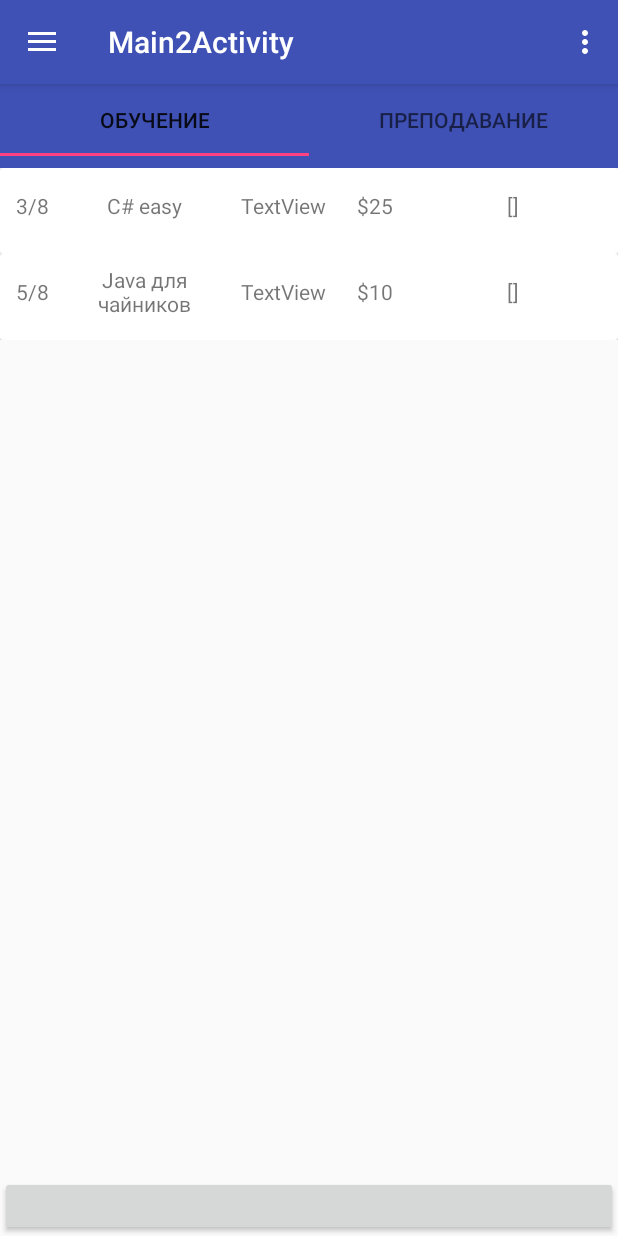
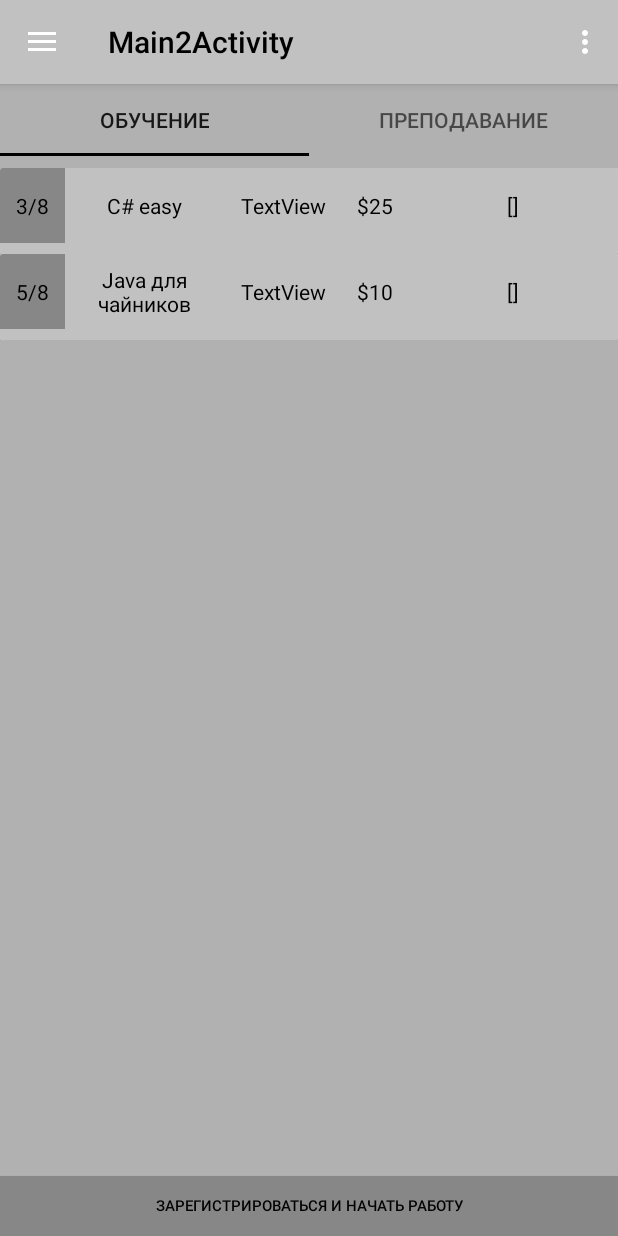
Before and after one commit to LeagueOfDevelopers/EduHub, an Android app: the screen it shows after launch (Main2Activity), on a phone screen of 412 x 824 dp. Run offline under Robolectric (Android 15) with nearby library versions, the phone set to English and light mode, and no system bars.

Commit message:
make main Activity and some menu

```diff
--- a/Android/EduHub/app/src/main/java/com/example/user/eduhub/Fragments/TeacherFragment.java
+++ b/Android/EduHub/app/src/main/java/com/example/user/eduhub/Fragments/TeacherFragment.java
@@ -8,6 +8,7 @@ import android.view.LayoutInflater;
 import android.view.View;
 import android.view.ViewGroup;
 import android.widget.ArrayAdapter;
+import android.widget.Button;
 
 import com.example.user.eduhub.Adapters.GroupAdapter;
 import com.example.user.eduhub.Classes.Group;
@@ -26,6 +27,9 @@ public class TeacherFragment extends android.support.v4.app.Fragment {
     public View onCreateView(LayoutInflater inflater, ViewGroup container,
                              Bundle savedInstanceState) {
         View v = inflater.inflate(R.layout.fragment_for_users_and_teachers, null);
+        Button btn=v.findViewById(R.id.btn);
+        btn.setText("ЗАРЕГИСТРИРОВАТЬСЯ И НАЧАТЬ ПРЕПОДАВАТЬ");
+        btn.setTextSize(10);
         recyclerView=v.findViewById(R.id.recycler);
         recyclerView.setHasFixedSize(true);
         LinearLayoutManager llm = new LinearLayoutManager(getActivity().getApplicationContext());
@@ -34,6 +38,7 @@ public class TeacherFragment extends android.support.v4.app.Fragment {
         recyclerView.setAdapter(adapter);
         return v;
     }
+
     public void setGroups(ArrayList<Group> groups){
         this.groups=groups;
     }
--- a/Android/EduHub/app/src/main/java/com/example/user/eduhub/Fragments/UserFragment.java
+++ b/Android/EduHub/app/src/main/java/com/example/user/eduhub/Fragments/UserFragment.java
@@ -7,6 +7,7 @@ import android.support.v7.widget.RecyclerView;
 import android.view.LayoutInflater;
 import android.view.View;
 import android.view.ViewGroup;
+import android.widget.Button;
 
 import com.example.user.eduhub.Adapters.GroupAdapter;
 import com.example.user.eduhub.Classes.Group;
@@ -26,15 +27,20 @@ public class UserFragment extends android.support.v4.app.Fragment {
     public View onCreateView(LayoutInflater inflater, ViewGroup container,
                              Bundle savedInstanceState) {
         View v = inflater.inflate(R.layout.fragment_for_users_and_teachers, null);
+        Button btn=v.findViewById(R.id.btn);
+        btn.setText("ЗАРЕГИСТРИРОВАТЬСЯ И НАЧАТЬ РАБОТУ");
+        btn.setTextSize(10);
         recyclerView=v.findViewById(R.id.recycler);
         recyclerView.setHasFixedSize(true);
         LinearLayoutManager llm = new LinearLayoutManager(getActivity().getApplicationContext());
         recyclerView.setLayoutManager(llm);
         GroupAdapter adapter=new GroupAdapter(groups);
         recyclerView.setAdapter(adapter);
+
         return v;
 
     }
+
     public void setGroups(ArrayList<Group> groups){
         this.groups=groups;
     }
--- a/Android/EduHub/app/src/main/java/com/example/user/eduhub/Main2Activity.java
+++ b/Android/EduHub/app/src/main/java/com/example/user/eduhub/Main2Activity.java
@@ -17,6 +17,7 @@ import android.support.v7.app.AppCompatActivity;
 import android.support.v7.widget.Toolbar;
 import android.view.Menu;
 import android.view.MenuItem;
+import android.widget.Button;
 
 import com.example.user.eduhub.Adapters.GroupAdapter;
 import com.example.user.eduhub.Adapters.ViewPagerAdapter;
@@ -34,6 +35,7 @@ ViewPager pager;
 ViewPagerAdapter adapter;
 UserFragment userFragment;
 TeacherFragment teacherFragment;
+Button btn;
 
     @Override
     protected void onCreate(Bundle savedInstanceState) {
@@ -41,6 +43,7 @@ TeacherFragment teacherFragment;
         setContentView(R.layout.activity_main2);
         Toolbar toolbar = (Toolbar) findViewById(R.id.toolbar);
         setSupportActionBar(toolbar);
+        btn=findViewById(R.id.btn);
         teacherFragment=new TeacherFragment();
         userFragment=new UserFragment();
         teacherFragment.setGroups(getFakeGroups());
@@ -105,17 +108,17 @@ TeacherFragment teacherFragment;
         // Handle navigation view item clicks here.
         int id = item.getItemId();
 
-        if (id == R.id.nav_camera) {
+        if (id == R.id.main) {
             // Handle the camera action
-        } else if (id == R.id.nav_gallery) {
+        } else if (id == R.id.profile) {
 
-        } else if (id == R.id.nav_slideshow) {
+        } else if (id == R.id.becameTeacher) {
 
-        } else if (id == R.id.nav_manage) {
+        } else if (id == R.id.settings) {
 
-        } else if (id == R.id.nav_share) {
+        } else if (id == R.id.notification) {
 
-        } else if (id == R.id.nav_send) {
+        } else if (id == R.id.myGroups) {
 
         }
 
--- a/Android/EduHub/app/src/main/res/layout/activity_main2.xml
+++ b/Android/EduHub/app/src/main/res/layout/activity_main2.xml
@@ -19,6 +19,7 @@
         android:layout_height="match_parent"
         android:layout_gravity="start"
         android:fitsSystemWindows="true"
+        android:background="@color/metalic"
         app:headerLayout="@layout/nav_header_main2"
         app:menu="@menu/activity_main2_drawer" />
 
--- a/Android/EduHub/app/src/main/res/layout/app_bar_main2.xml
+++ b/Android/EduHub/app/src/main/res/layout/app_bar_main2.xml
@@ -14,6 +14,7 @@
         <android.support.v7.widget.Toolbar
             android:id="@+id/toolbar"
             android:layout_width="match_parent"
+            app:titleTextColor="@color/black"
             android:layout_height="?attr/actionBarSize"
             android:background="?attr/colorPrimary"
             app:popupTheme="@style/AppTheme.PopupOverlay" />
--- a/Android/EduHub/app/src/main/res/layout/content_main2.xml
+++ b/Android/EduHub/app/src/main/res/layout/content_main2.xml
@@ -12,29 +12,22 @@
         android:layout_width="match_parent"
         android:layout_height="match_parent"
         android:orientation="vertical">
+
         <android.support.design.widget.TabLayout
             android:id="@+id/tabs"
             android:layout_width="match_parent"
             android:layout_height="wrap_content"
-            app:tabMode="fixed"
-            android:background="?attr/colorPrimary"
+            android:background="?attr/colorPrimaryDark"
             android:minHeight="?attr/actionBarSize"
             app:tabGravity="fill"
-            />
+            app:tabMode="fixed" />
+
         <android.support.v4.view.ViewPager
             android:id="@+id/pager"
+            android:background="@color/grey"
             android:layout_width="match_parent"
             android:layout_height="match_parent"
-            android:layout_below="@id/tabs"/>
-
-        <Button
-            android:id="@+id/btn"
-            android:layout_width="match_parent"
-            android:layout_height="40dp"
-            android:layout_alignParentBottom="true"
-            android:layout_marginTop="10dp"
-            android:text=""
-            android:textAlignment="center" />
+            android:layout_below="@id/tabs" />
 
     </RelativeLayout>
 
--- a/Android/EduHub/app/src/main/res/layout/fragment_for_users_and_teachers.xml
+++ b/Android/EduHub/app/src/main/res/layout/fragment_for_users_and_teachers.xml
@@ -5,10 +5,30 @@
     android:layout_width="match_parent"
     android:layout_height="match_parent">
 
-    <android.support.v7.widget.RecyclerView
-        android:id="@+id/recycler"
+    <RelativeLayout
         android:layout_width="match_parent"
         android:layout_height="match_parent">
 
-    </android.support.v7.widget.RecyclerView>
+        <android.support.v7.widget.RecyclerView
+            android:id="@+id/recycler"
+            android:layout_width="match_parent"
+            android:layout_height="match_parent"
+            android:layout_above="@+id/btn"
+            android:layout_alignParentLeft="true"
+            android:layout_alignParentStart="true"
+            android:background="@color/metalic">
+
+        </android.support.v7.widget.RecyclerView>
+
+        <Button
+            android:id="@+id/btn"
+            android:layout_width="match_parent"
+            android:layout_height="40dp"
+            android:layout_alignParentBottom="true"
+            android:textColor="@color/black"
+            android:background="@color/veryGrey"
+            android:text="Button" />
+
+    </RelativeLayout>
+
 </android.support.constraint.ConstraintLayout>
--- a/Android/EduHub/app/src/main/res/layout/group_card.xml
+++ b/Android/EduHub/app/src/main/res/layout/group_card.xml
@@ -1,43 +1,42 @@
 <?xml version="1.0" encoding="utf-8"?>
 <android.support.constraint.ConstraintLayout xmlns:android="http://schemas.android.com/apk/res/android"
     android:layout_width="wrap_content"
-    android:layout_height="wrap_content">
-
-
-    <android.support.v7.widget.CardView
+    android:layout_height="wrap_content"
+    android:background="@color/grey">
+ <android.support.v7.widget.CardView
         android:layout_width="match_parent"
         android:layout_height="57dp"
-
-
+        android:background="@color/grey"
         >
-
         <RelativeLayout
             android:layout_width="match_parent"
-            android:layout_height="match_parent">
-
-
+            android:layout_height="match_parent"
+            android:layout_margin="-2dp"
+            android:background="@color/grey">
             <TextView
                 android:id="@+id/participants"
                 android:layout_width="43dp"
                 android:layout_height="50dp"
                 android:gravity="center"
-                android:text="7/8" />
-
+                android:background="@color/veryGrey"
+                android:text="7/8"
+                android:textColor="@color/black"/>
             <TextView
                 android:id="@+id/name_of_group"
                 android:layout_width="105dp"
                 android:layout_height="50dp"
                 android:gravity="center"
                 android:layout_toRightOf="@+id/participants"
-                android:text="TextView" />
-
+                android:text="TextView"
+                android:textColor="@color/black"/>
             <TextView
                 android:id="@+id/type_of_group"
                 android:layout_width="80dp"
                 android:layout_height="50dp"
                 android:gravity="center"
                 android:layout_toRightOf="@+id/name_of_group"
-                android:text="TextView" />
+                android:text="TextView"
+                android:textColor="@color/black"/>
 
             <TextView
                 android:id="@+id/cost"
@@ -45,7 +44,8 @@
                 android:layout_height="50dp"
                 android:gravity="center"
                 android:layout_toRightOf="@+id/type_of_group"
-                android:text="25" />
+                android:text="25"
+                android:textColor="@color/black"/>
 
             <TextView
                 android:id="@+id/tags"
@@ -53,7 +53,8 @@
                 android:layout_height="50dp"
                 android:gravity="center"
                 android:layout_toRightOf="@+id/cost"
-                android:text="TextView" />
+                android:text="TextView"
+                android:textColor="@color/black"/>
 
         </RelativeLayout>
     </android.support.v7.widget.CardView>
--- a/Android/EduHub/app/src/main/res/layout/nav_header_main2.xml
+++ b/Android/EduHub/app/src/main/res/layout/nav_header_main2.xml
@@ -2,8 +2,8 @@
 <LinearLayout xmlns:android="http://schemas.android.com/apk/res/android"
     xmlns:app="http://schemas.android.com/apk/res-auto"
     android:layout_width="match_parent"
-    android:layout_height="@dimen/nav_header_height"
-    android:background="@drawable/side_nav_bar"
+    android:layout_height="105dp"
+    android:background="@color/grey"
     android:gravity="bottom"
     android:orientation="vertical"
     android:paddingBottom="@dimen/activity_vertical_margin"
@@ -14,22 +14,27 @@
 
     <ImageView
         android:id="@+id/imageView"
-        android:layout_width="wrap_content"
-        android:layout_height="wrap_content"
+        android:layout_width="36dp"
+        android:layout_height="36dp"
         android:paddingTop="@dimen/nav_header_vertical_spacing"
         app:srcCompat="@mipmap/ic_launcher_round" />
 
     <TextView
-        android:layout_width="match_parent"
+        android:layout_width="wrap_content"
         android:layout_height="wrap_content"
         android:paddingTop="@dimen/nav_header_vertical_spacing"
-        android:text="Android Studio"
-        android:textAppearance="@style/TextAppearance.AppCompat.Body1" />
+        android:text="Василий Илларионович"
+        android:textAppearance="@style/TextAppearance.AppCompat.Body1"
+        android:textColor="@color/black"
+        android:textSize="10dp"
+        android:textStyle="bold|italic" />
 
     <TextView
         android:id="@+id/textView"
         android:layout_width="wrap_content"
         android:layout_height="wrap_content"
-        android:text="android.studio@android.com" />
+        android:text="012301@gmail.com"
+        android:textColor="@color/black"
+        android:textSize="10dp" />
 
 </LinearLayout>
--- a/Android/EduHub/app/src/main/res/menu/activity_main2_drawer.xml
+++ b/Android/EduHub/app/src/main/res/menu/activity_main2_drawer.xml
@@ -1,38 +1,30 @@
 <?xml version="1.0" encoding="utf-8"?>
 <menu xmlns:android="http://schemas.android.com/apk/res/android"
+    xmlns:app="http://schemas.android.com/apk/res-auto"
     xmlns:tools="http://schemas.android.com/tools"
     tools:showIn="navigation_view">
 
     <group android:checkableBehavior="single">
         <item
-            android:id="@+id/nav_camera"
-            android:icon="@drawable/ic_menu_camera"
-            android:title="Import" />
+            android:id="@+id/main"
+            android:title="Главная" />
         <item
-            android:id="@+id/nav_gallery"
-            android:icon="@drawable/ic_menu_gallery"
-            android:title="Gallery" />
+            android:id="@+id/profile"
+            android:title="Профиль" />
         <item
-            android:id="@+id/nav_slideshow"
-            android:icon="@drawable/ic_menu_slideshow"
-            android:title="Slideshow" />
+            android:id="@+id/myGroups"
+            android:title="Мои группы" />
         <item
-            android:id="@+id/nav_manage"
-            android:icon="@drawable/ic_menu_manage"
-            android:title="Tools" />
+            android:id="@+id/becameTeacher"
+            android:title="Стать преподавателем" />
+        <item
+                android:id="@+id/settings"
+                android:title="Настройки" />
+        <item
+                android:id="@+id/notification"
+                android:title="Уведомление" />
     </group>
 
-    <item android:title="Communicate">
-        <menu>
-            <item
-                android:id="@+id/nav_share"
-                android:icon="@drawable/ic_menu_share"
-                android:title="Share" />
-            <item
-                android:id="@+id/nav_send"
-                android:icon="@drawable/ic_menu_send"
-                android:title="Send" />
-        </menu>
-    </item>
+
 
 </menu>
--- a/Android/EduHub/app/src/main/res/values/colors.xml
+++ b/Android/EduHub/app/src/main/res/values/colors.xml
@@ -3,4 +3,8 @@
     <color name="colorPrimary">#3F51B5</color>
     <color name="colorPrimaryDark">#303F9F</color>
     <color name="colorAccent">#FF4081</color>
+    <color name="grey">#c1c1c1</color>
+    <color name="metalic">#b1b1b1</color>
+    <color name="veryGrey">#878787</color>
+    <color name="black">#000000</color>
 </resources>
--- a/Android/EduHub/app/src/main/res/values/styles.xml
+++ b/Android/EduHub/app/src/main/res/values/styles.xml
@@ -3,9 +3,9 @@
     <!-- Base application theme. -->
     <style name="AppTheme" parent="Theme.AppCompat.Light.DarkActionBar">
         <!-- Customize your theme here. -->
-        <item name="colorPrimary">@color/colorPrimary</item>
-        <item name="colorPrimaryDark">@color/colorPrimaryDark</item>
-        <item name="colorAccent">@color/colorAccent</item>
+        <item name="colorPrimary">@color/grey</item>
+        <item name="colorPrimaryDark">@color/metalic</item>
+        <item name="colorAccent">@color/black</item>
     </style>
 
     <style name="AppTheme.NoActionBar">
```
